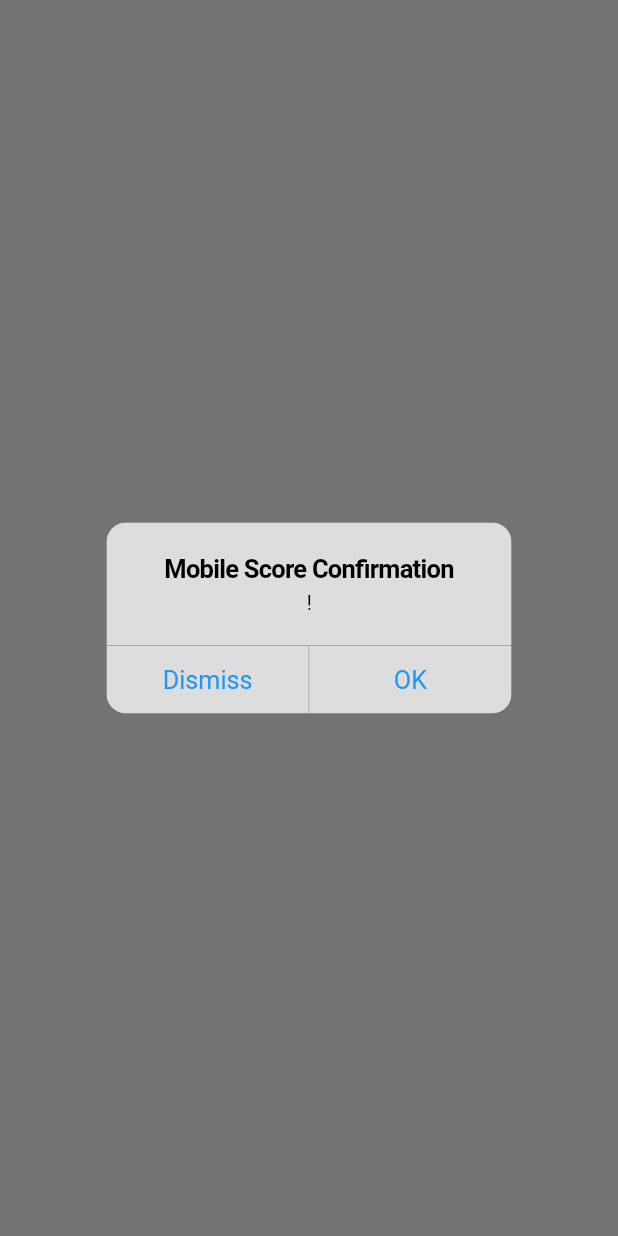
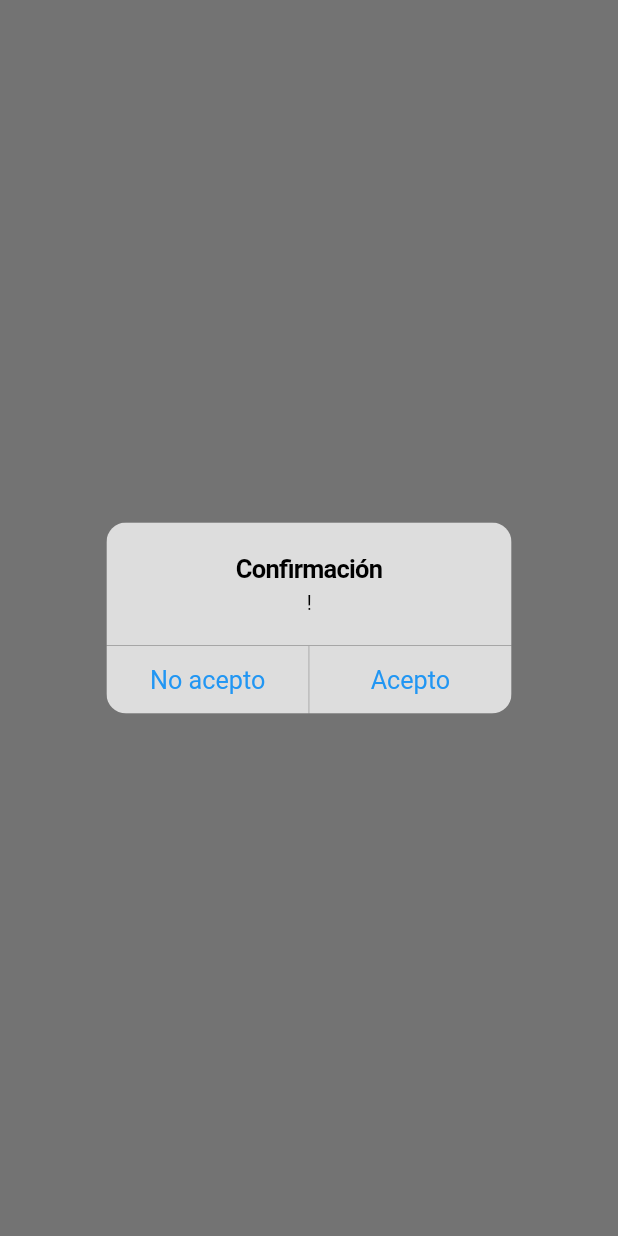
Before and after one commit to alexander-madhouse/Recommender_Demo, a Flutter app: what customDialog() shows on an empty page, opened directly with empty values, on a phone screen of 412 x 824 dp. Run offline on Flutter 3.47's test engine with Material 2 defaults, Android fonts, the phone set to English and light mode, and no system bars; our stand-ins replace animated_splash_screen, another_flushbar, email_validator, flutter_easyloading, google_fonts, shared_preferences; accounts and stored records are empty.

Commit message:
Spanish translate

```diff
--- a/lib/main.dart
+++ b/lib/main.dart
@@ -245,7 +245,7 @@ class _MyHomePageState extends State<MyHomePage> {
                                 //     .invokeMethod("getSharedText");
                                 if (fullName.text.isEmpty) {
                                   Flushbar(
-                                    message: "Se requiere nombre y appelidos.",
+                                    message: "Se requiere nombre y apellidos.",
                                     flushbarPosition: FlushbarPosition.TOP,
                                     duration: Duration(seconds: 3),
                                     leftBarIndicatorColor: walmartBlueInkColor,
@@ -299,7 +299,7 @@ class _MyHomePageState extends State<MyHomePage> {
                                 } else {
                                   customDialog(
                                       context,
-                                      "Mobile scoring will analyze metadata and other non-persoanl data on your phone and calculate a score that does not look at any of your personal information. Do you agree that we may collect this information",
+                                      "En este momento se realizará una evaluación usando información 100% anónima que obtenemos de su teléfono incluyendo la cantidad de fotos, número de contactos, número de citas, y otros. Esta información no se guarda y solo la optenemos con su permiso. Por favor oprima acepto o no acepto si desea terminar el proceso.",
                                       email.text,
                                       mobileNo.text,
                                       "WLMRT");
--- a/lib/utils/const.dart
+++ b/lib/utils/const.dart
@@ -180,11 +180,11 @@ Future<void> customDialog(context, message, email, mobileNo, offerCode) async {
     barrierDismissible: true, // user must tap button!
     builder: (context) {
       return CupertinoAlertDialog(
-        title: Text('Mobile Score Confirmation'),
+        title: Text('Confirmación'),
         content: Text('$message!'),
         actions: <Widget>[
           CupertinoDialogAction(
-            child: Text('Dismiss'),
+            child: Text('No acepto'),
             onPressed: () {
               Navigator.of(context).pop();
 
@@ -197,7 +197,7 @@ Future<void> customDialog(context, message, email, mobileNo, offerCode) async {
             },
           ),
           CupertinoDialogAction(
-            child: Text('OK'),
+            child: Text('Acepto'),
             onPressed: () {
               // Navigator.of(context, rootNavigator: true).pop();
               // Navigator.of(context).pop();
@@ -249,7 +249,7 @@ Future<void> callFunction(context, email, mobileNo, offerCode) async {
       EasyLoading.dismiss();
       var data = json.decode(value);
       showAlertDialog(context,
-          "Congratulation, you have been pre-qualified! We've collected and analyzed your information and will pass it on to your information and will pass it on to your lender. ");
+          "¡Felicitaciones, ha sido precalificado! Hemos recolectado y analizado tu información,  Nos contactaremos contigo a la brevedad.");
       // AppRoutes.push(context, ShowData(data: data));
     } else {
       _deleteCacheDir();
```
